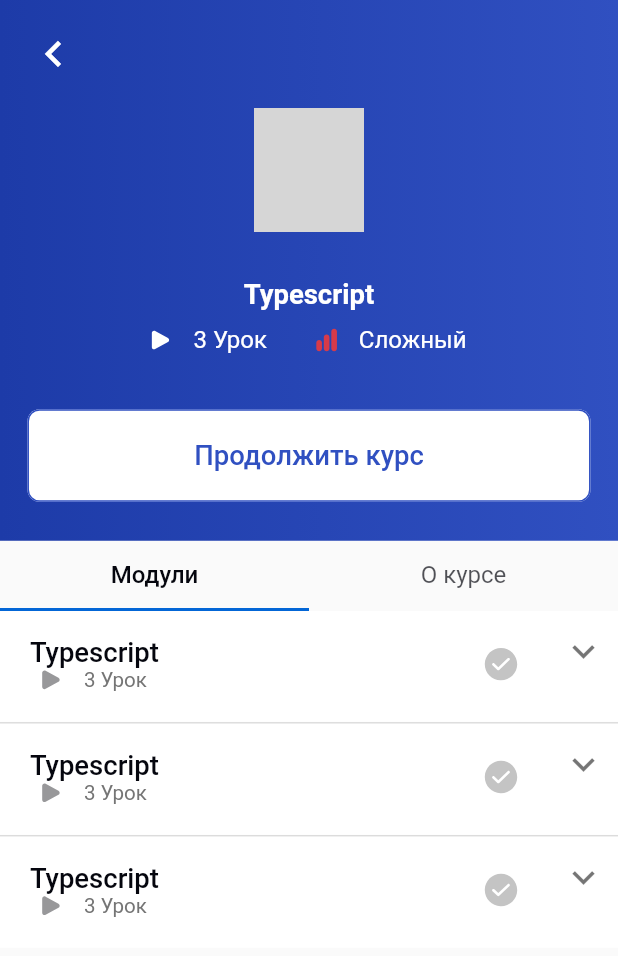
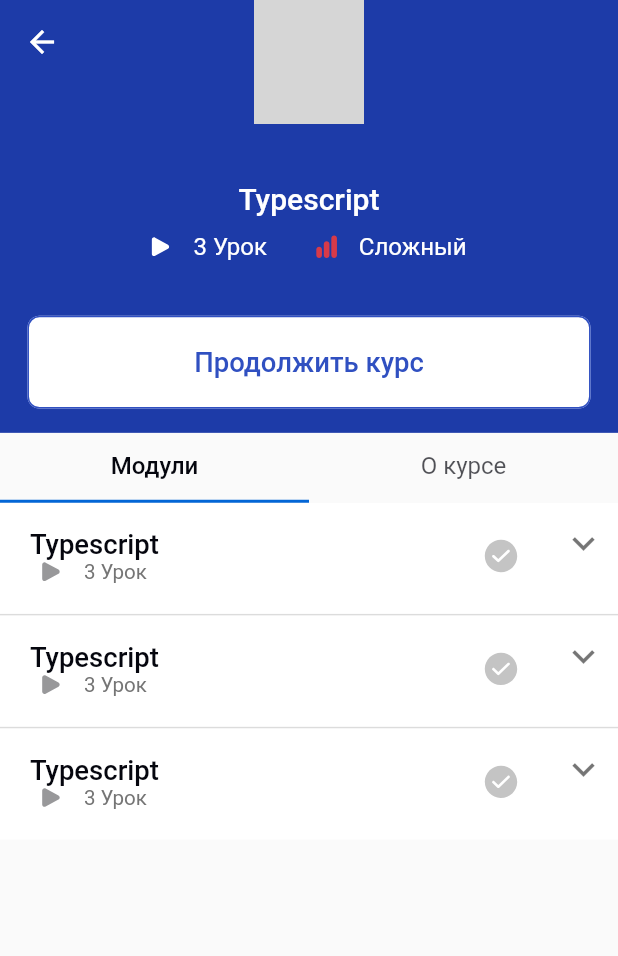
Before and after one commit to kuba-asanov/kodjaz_flutter, a Flutter app: the screen it shows after launch, after a tap on "Выбрать курс", after a tap on "Typescript", on a phone screen of 412 x 824 dp. Shown: the top 956 px of the screen. Run offline on Flutter 3.47's test engine with Material 2 defaults, Android fonts, the phone set to English and light mode, and no system bars; drawn by our look-alikes of expandable; our stand-ins replace auto_route, easy_localization, flutter_bloc, flutter_screenutil, flutter_svg, freezed_annotation and 3 more; network calls fail; grey boxes are pictures that could not be loaded.

Commit message:
fixed_screendetail_page

```diff
--- a/lib/core/helpers/colors.dart
+++ b/lib/core/helpers/colors.dart
@@ -11,5 +11,6 @@ class KodJazColors {
   static Color grey5 = const Color(0xff757575);
   static Color grey6 = const Color(0xff3A3B42);
   static Color blue = const Color(0xff0366D6);
+  static Color blue2 = const Color(0xff1D3BA8);
   static Color black = const Color(0xff05060E);
 }
--- a/lib/features/app/logic/bloc/home_bloc.dart
+++ b/lib/features/app/logic/bloc/home_bloc.dart
@@ -27,6 +27,42 @@ class HomeBloc extends Bloc<HomeEvent, HomeState> {
                   'https://encrypted-tbn0.gstatic.com/images?q=tbn:ANd9GcSCebckBUnQ-QHmJFYejy_HkzrBo4_s6vPX-w&usqp=CAU',
               level: 1,
               lessons: [
+                Lessons(
+                  name: 'Lessons 1',
+                  status: LessonsStatus.done,
+                ),
+                Lessons(
+                  name: 'Lessons 2',
+                  status: LessonsStatus.inProgres,
+                ),
+                Lessons(
+                  name: 'Lessons 3',
+                  status: LessonsStatus.didntStart,
+                ),
+                Lessons(
+                  name: 'Lessons 1',
+                  status: LessonsStatus.done,
+                ),
+                Lessons(
+                  name: 'Lessons 2',
+                  status: LessonsStatus.inProgres,
+                ),
+                Lessons(
+                  name: 'Lessons 3',
+                  status: LessonsStatus.didntStart,
+                ),
+                Lessons(
+                  name: 'Lessons 1',
+                  status: LessonsStatus.done,
+                ),
+                Lessons(
+                  name: 'Lessons 2',
+                  status: LessonsStatus.inProgres,
+                ),
+                Lessons(
+                  name: 'Lessons 3',
+                  status: LessonsStatus.didntStart,
+                ),
                 Lessons(
                   name: 'Lessons 1',
                   status: LessonsStatus.done,
--- a/lib/features/courses/presentation/course_detail_page.dart
+++ b/lib/features/courses/presentation/course_detail_page.dart
@@ -27,9 +27,24 @@ class CourseDetailPage extends StatefulWidget {
 class _CourseDetailPageState extends State<CourseDetailPage>
     with TickerProviderStateMixin {
   late final TabController _tabController;
+  final ScrollController _scrollController = ScrollController();
+
+  bool isAppBarhide = false;
+
   @override
   void initState() {
     _tabController = TabController(length: 2, vsync: this);
+    _scrollController.addListener(() {
+      if (_scrollController.position.pixels > 160) {
+        setState(() {
+          isAppBarhide = true;
+        });
+      } else {
+        setState(() {
+          isAppBarhide = false;
+        });
+      }
+    });
     super.initState();
   }
 
@@ -68,13 +83,32 @@ class _CourseDetailPageState extends State<CourseDetailPage>
 
     return Scaffold(
       body: SafeArea(
-        child: Column(
-          children: [
-            _AppBar(
+        child: NestedScrollView(
+          controller: _scrollController,
+          headerSliverBuilder:
+              (BuildContext context, bool innerBoxIsScrolled) => [
+            SliverAppBar(
+              flexibleSpace: FlexibleSpaceBar(
+                collapseMode: CollapseMode.pin,
+                expandedTitleScale: 1,
+                title: Text(widget.course.name),
+                background: _AppBar(
                   course: widget.course,
                   icon: icon,
                   level: level,
                 ),
+                titlePadding: EdgeInsetsDirectional.only(
+                  bottom: isAppBarhide ? 16 : 112.h,
+                ),
+                centerTitle: true,
+              ),
+              pinned: true,
+              expandedHeight: 224.h,
+              backgroundColor: KodJazColors.blue2,
+            ),
+          ],
+          body: Column(
+            children: [
               TabBar(
                 indicatorColor: KodJazColors.blue,
                 labelColor: KodJazColors.black,
@@ -94,7 +128,6 @@ class _CourseDetailPageState extends State<CourseDetailPage>
               ),
               Expanded(
                 child: TabBarView(
-                physics: const NeverScrollableScrollPhysics(),
                   controller: _tabController,
                   children: [
                     ModulWidget(course: widget.course),
@@ -109,6 +142,7 @@ class _CourseDetailPageState extends State<CourseDetailPage>
                 ),
               ),
             ],
+          ),
         ),
       ),
     );
@@ -132,40 +166,24 @@ class _AppBar extends StatelessWidget {
     return Container(
       padding: EdgeInsets.symmetric(horizontal: 16.w),
       width: 360.w,
-      height: 280.h,
-      decoration: const BoxDecoration(
-        gradient: LinearGradient(
-          colors: [
-            Color(0xFF1D3BA8),
-            Color(0xFF3050C1),
-          ],
-        ),
+      height: 224.h,
+      decoration: BoxDecoration(
+        color: KodJazColors.blue2,
       ),
       child: Column(
         children: [
-          Align(
-            alignment: Alignment.centerLeft,
-            child: SizedBox(
-              height: kToolbarHeight.h,
-              child: Icon(
-                Icons.chevron_left,
-                size: 27.h,
-                color: KodJazColors.white,
-              ),
-            ),
-          ),
           Image.network(
             course.iconUrl,
             width: 64.w,
             height: 64.h,
           ),
-          SizedBox(height: 24.h),
-          Text(
-            course.name,
-            style: SanackTextStyle.fS16FW600.copyWith(
-              color: KodJazColors.white,
-            ),
-          ),
+          SizedBox(height: 48.h),
+          // Text(
+          //   course.name,
+          //   style: SanackTextStyle.fS16FW600.copyWith(
+          //     color: KodJazColors.white,
+          //   ),
+          // ),
           SizedBox(height: 8.h),
           Row(
             mainAxisAlignment: MainAxisAlignment.center,
--- a/lib/features/courses/presentation/widgets/modul_item_widget.dart
+++ b/lib/features/courses/presentation/widgets/modul_item_widget.dart
@@ -28,7 +28,6 @@ class ModuleAccordionWidget extends StatefulWidget {
 }
 
 class _ModuleAccordionStateWidget extends State<ModuleAccordionWidget> {
-  final ExpandableController _controller = ExpandableController();
   @override
   Widget build(BuildContext context) {
     late final String statusImagePath;
@@ -45,11 +44,6 @@ class _ModuleAccordionStateWidget extends State<ModuleAccordionWidget> {
     }
     return Container(
       color: Colors.white,
-      child: ExpandableNotifier(
-        controller: _controller,
-        child: ScrollOnExpand(
-          scrollOnExpand: true,
-          scrollOnCollapse: false,
       child: ExpandablePanel(
         theme: const ExpandableThemeData(
           headerAlignment: ExpandablePanelHeaderAlignment.center,
@@ -71,8 +65,7 @@ class _ModuleAccordionStateWidget extends State<ModuleAccordionWidget> {
                       ),
                       Row(
                         children: [
-                              SvgPicture.asset(
-                                  'assets/images/svg/play_icon.svg'),
+                          SvgPicture.asset('assets/images/svg/play_icon.svg'),
                           SizedBox(width: 14.w),
                           Text(
                             '${widget.lessons.length} ${LocaleKeys.lesson.tr()}',
@@ -99,8 +92,8 @@ class _ModuleAccordionStateWidget extends State<ModuleAccordionWidget> {
             ),
             SizedBox(height: 12.h),
             ListView.separated(
-                    separatorBuilder: (context, index) =>
-                        SizedBox(height: 16.h),
+                physics: const NeverScrollableScrollPhysics(),
+                separatorBuilder: (context, index) => SizedBox(height: 16.h),
                 shrinkWrap: true,
                 itemCount: widget.lessons.length,
                 itemBuilder: (context, index) {
@@ -157,8 +150,6 @@ class _ModuleAccordionStateWidget extends State<ModuleAccordionWidget> {
         },
         collapsed: const SizedBox(),
       ),
-        ),
-      ),
     );
   }
 }
--- a/lib/features/courses/presentation/widgets/modul_widget.dart
+++ b/lib/features/courses/presentation/widgets/modul_widget.dart
@@ -17,12 +17,13 @@ class ModulWidget extends StatelessWidget {
   @override
   Widget build(BuildContext context) {
     return ListView.separated(
+      physics: const NeverScrollableScrollPhysics(),
       separatorBuilder: (context, index) => Divider(
         thickness: 1,
         height: 1.h,
       ),
-      shrinkWrap: true,
-      itemCount: 3,
+      shrinkWrap: false,
+      itemCount: course.lessons.length,
       itemBuilder: (context, index) {
         return ModuleAccordionWidget(
           title: course.name,
```
Lines whose indentation alone changed are shown as unchanged.
